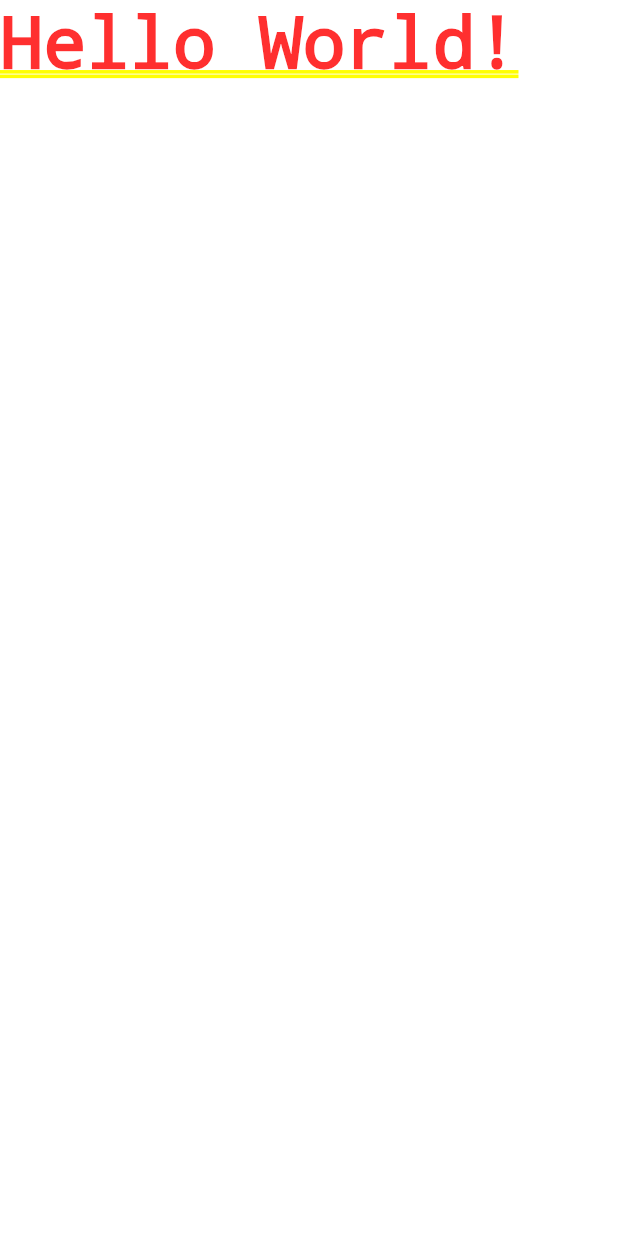
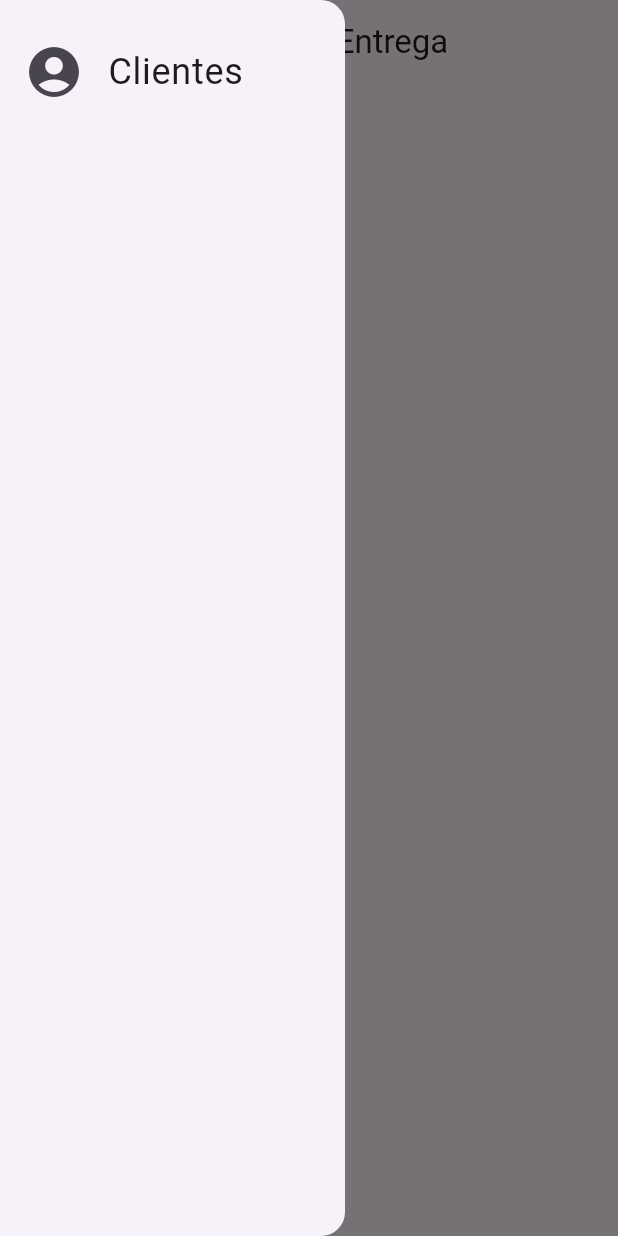
Before and after one commit to Felliny/anotacoes_de_pedidos, a Flutter app: the screen it shows after launch, with the side drawer open (before the commit the screen has no drawer), on a phone screen of 412 x 824 dp. Run offline on Flutter 3.47's test engine with Material 3 defaults, Android fonts, the phone set to English and light mode, and no system bars.

Commit message:
feat: ADD
Nova Pagina AnotacoesEntrega.dart com Drawer e AppBar

```diff
--- a/lib/main.dart
+++ b/lib/main.dart
@@ -1,6 +1,13 @@
+// Essa é uma Classe de inicialização do app, onde carrega a pagina de inicio
+// Possui a rotas das principais paginas
+
+
+import 'package:anotacoes_de_pedidos/view/AnotacoesEntrega.dart';
 import 'package:flutter/material.dart';
+import 'package:flutter/services.dart';
 
 void main() {
+  SystemChrome.setEnabledSystemUIMode(SystemUiMode.edgeToEdge); // comando para não deixar a barra de notificação preta quando utiliza SafeArea
   runApp(const MyApp());
 }
 
@@ -12,10 +19,11 @@ class MyApp extends StatelessWidget {
     return MaterialApp(
       title: 'Anotações de Pedidos',
       theme: ThemeData(
-        colorScheme: ColorScheme.fromSeed(seedColor: Colors.deepPurple),
+        primarySwatch: Colors.lightBlue,
         useMaterial3: true,
       ),
-      home: const Text("Hello World!"),
+      home: AnotacoesEntrega(),
+      debugShowCheckedModeBanner: false,
     );
   }
 }
--- /dev/null
+++ b/lib/view/AnotacoesEntrega.dart
@@ -0,0 +1,45 @@
+/*
+Pagina do inicio da aplicação
+ */
+
+
+import 'package:flutter/material.dart';
+
+class AnotacoesEntrega extends StatelessWidget {
+  const AnotacoesEntrega({super.key});
+
+  @override
+  Widget build(BuildContext context) {
+    return SafeArea(
+        child: Scaffold(
+      appBar: AppBar(
+          title: const Text("Anotações Entrega"),
+          centerTitle: true,
+        ),
+
+      drawer: Drawer(
+        width: 230,
+        child:
+          Padding(padding: const EdgeInsets.only(top: 20),
+          child: Column(
+            children: [
+              ListTile(
+                leading: const Icon(
+                  Icons.account_circle,
+                  size: 40,
+                ),
+                title: const Text(
+                  "Clientes",
+                  style: TextStyle(
+                    fontSize: 24
+                  ),
+                ),
+              )
+            ],
+          ),
+        ),
+      ),
+    ),
+    );
+  }
+}
```
